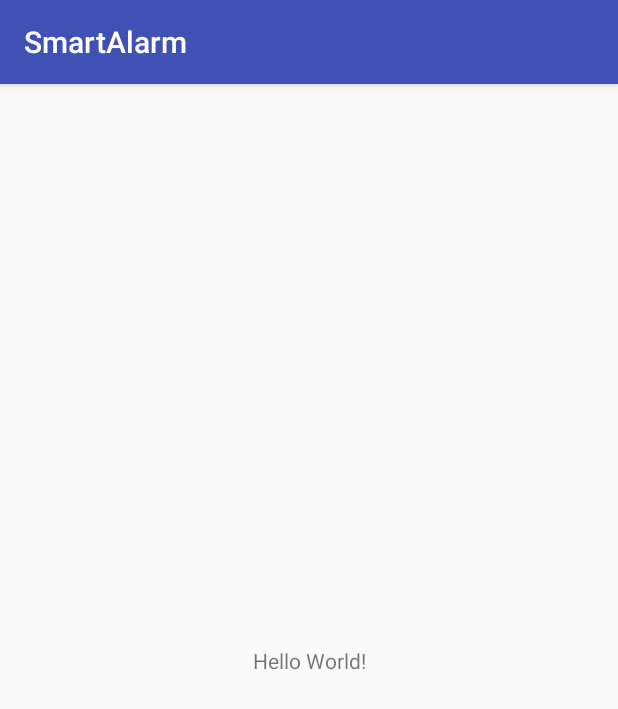
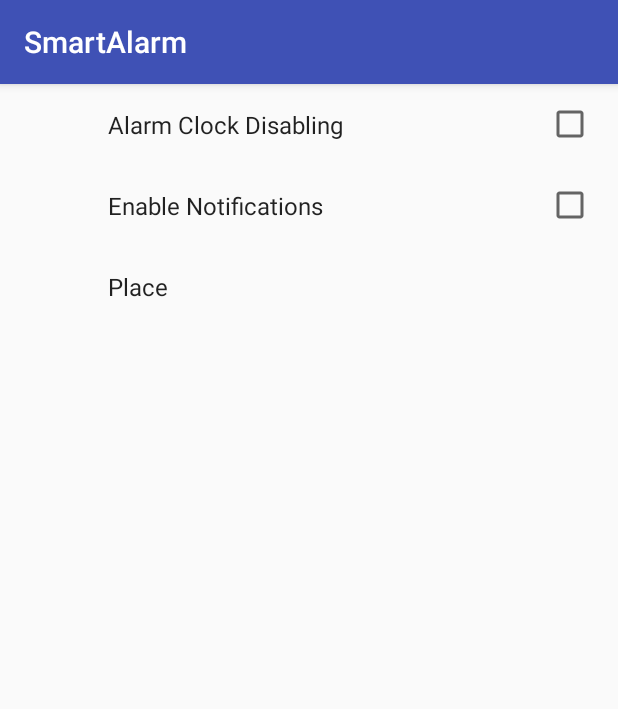
Before and after one commit to pkubik/SmartAlarm, an Android app: the screen it shows after launch (MainActivity), on a phone screen of 412 x 824 dp. Shown: the top 709 px of the screen. Run offline under Robolectric (Android 15) with nearby library versions, the phone set to English and light mode, and no system bars; our stand-ins replace androidx.preference.

Commit message:
Add preferences.

```diff
--- a/app/build.gradle
+++ b/app/build.gradle
@@ -24,7 +24,8 @@ dependencies {
     androidTestCompile('com.android.support.test.espresso:espresso-core:2.2.2', {
         exclude group: 'com.android.support', module: 'support-annotations'
     })
-    compile 'com.android.support:appcompat-v7:25.2.0'
-    compile 'com.android.support.constraint:constraint-layout:1.0.2'
+    compile 'com.android.support:appcompat-v7:25.3.0'
+    compile 'com.android.support:preference-v7:25.3.0'
+    compile 'com.google.android.gms:play-services-places:10.2.0'
     testCompile 'junit:junit:4.12'
 }
--- /dev/null
+++ b/app/src/main/java/pl/pw/pkubik/smartalarm/SettingsFragment.java
@@ -0,0 +1,63 @@
+package pl.pw.pkubik.smartalarm;
+
+import android.content.SharedPreferences;
+import android.os.Bundle;
+import android.support.v7.preference.Preference;
+import android.support.v7.preference.PreferenceFragmentCompat;
+import android.util.Log;
+
+import com.google.android.gms.location.places.Place;
+import com.google.android.gms.maps.model.LatLng;
+
+public class SettingsFragment extends PreferenceFragmentCompat {
+
+    private static final String TAG = SettingsFragment.class.getName();
+    private String latitudeKey;
+    private String longitudeKey;
+    private String addressKey;
+    private MainActivity activity;
+    private SharedPreferences sharedPreferences;
+    private Preference placePref;
+
+    @Override
+    public void onCreatePreferences(Bundle savedInstanceState, String rootKey) {
+        addPreferencesFromResource(R.xml.pref_alarm);
+        latitudeKey = getString(R.string.pref_latitude_key);
+        longitudeKey = getString(R.string.pref_longitude_key);
+        addressKey = getString(R.string.pref_address_key);
+        activity = (MainActivity) getActivity();
+        sharedPreferences = getPreferenceManager().getSharedPreferences();
+
+        placePref = findPreference("place_picker");
+        placePref.setSummary(sharedPreferences.getString(addressKey, ""));
+        placePref.setOnPreferenceClickListener(new Preference.OnPreferenceClickListener() {
+            @Override
+            public boolean onPreferenceClick(Preference preference) {
+                double latitude = sharedPreferences.getFloat(latitudeKey, 0.0f);
+                double longitude = sharedPreferences.getFloat(longitudeKey, 0.0f);
+
+                // Pass some id to this function to discriminate different preferences
+                // handled by the same activity
+                activity.launchPlacePicker(latitude, longitude);
+
+                return true;
+            }
+        });
+    }
+
+    public void setPlace(Place place) {
+        Log.i(TAG, "setPlace: Setting the place to " + place.getName());
+        LatLng latLng = place.getLatLng();
+        String address = place.getAddress().toString();
+
+        SharedPreferences.Editor prefEditor = sharedPreferences.edit();
+
+        prefEditor.putFloat(latitudeKey, (float) latLng.latitude);
+        prefEditor.putFloat(longitudeKey, (float) latLng.longitude);
+        prefEditor.putString(addressKey, address);
+
+        prefEditor.apply();
+
+        placePref.setSummary(address);
+    }
+}
--- a/app/src/main/res/layout/activity_main.xml
+++ b/app/src/main/res/layout/activity_main.xml
@@ -1,18 +1,17 @@
 <?xml version="1.0" encoding="utf-8"?>
-<android.support.constraint.ConstraintLayout xmlns:android="http://schemas.android.com/apk/res/android"
+<LinearLayout xmlns:android="http://schemas.android.com/apk/res/android"
     xmlns:app="http://schemas.android.com/apk/res-auto"
     xmlns:tools="http://schemas.android.com/tools"
     android:layout_width="match_parent"
     android:layout_height="match_parent"
+    android:orientation="vertical"
     tools:context="pl.pw.pkubik.smartalarm.MainActivity">
 
-    <TextView
-        android:layout_width="wrap_content"
-        android:layout_height="wrap_content"
-        android:text="Hello World!"
-        app:layout_constraintBottom_toBottomOf="parent"
-        app:layout_constraintLeft_toLeftOf="parent"
-        app:layout_constraintRight_toRightOf="parent"
-        app:layout_constraintTop_toTopOf="parent" />
+    <fragment
+        xmlns:android="http://schemas.android.com/apk/res/android"
+        android:id="@+id/activity_settings"
+        android:name="pl.pw.pkubik.smartalarm.SettingsFragment"
+        android:layout_width="match_parent"
+        android:layout_height="match_parent"/>
 
-</android.support.constraint.ConstraintLayout>
+</LinearLayout>
--- a/app/src/main/res/values/colors.xml
+++ b/app/src/main/res/values/colors.xml
@@ -2,5 +2,5 @@
 <resources>
     <color name="colorPrimary">#3F51B5</color>
     <color name="colorPrimaryDark">#303F9F</color>
-    <color name="colorAccent">#FF4081</color>
+    <color name="colorAccent">#52a0c1</color>
 </resources>
--- a/app/src/main/res/values/strings.xml
+++ b/app/src/main/res/values/strings.xml
@@ -1,3 +1,9 @@
 <resources>
     <string name="app_name">SmartAlarm</string>
+    <string name="pref_latitude_key" translatable="false">latitude</string>
+    <string name="pref_longitude_key" translatable="false">longitude</string>
+    <string name="pref_address_key" translatable="false">address</string>
+    <string name="pref_place_label">Place</string>
+    <string name="pref_enable_smart_label">Alarm Clock Disabling</string>
+    <string name="pref_enable_notifications_label">Enable Notifications</string>
 </resources>
--- a/app/src/main/res/values/styles.xml
+++ b/app/src/main/res/values/styles.xml
@@ -6,6 +6,7 @@
         <item name="colorPrimary">@color/colorPrimary</item>
         <item name="colorPrimaryDark">@color/colorPrimaryDark</item>
         <item name="colorAccent">@color/colorAccent</item>
+        <item name="preferenceTheme">@style/PreferenceThemeOverlay</item>
     </style>
 
 </resources>
--- /dev/null
+++ b/app/src/main/res/xml/pref_alarm.xml
@@ -0,0 +1,16 @@
+<?xml version="1.0" encoding="utf-8"?>
+<PreferenceScreen xmlns:app="http://schemas.android.com/apk/res-auto"
+    xmlns:android="http://schemas.android.com/apk/res/android">
+
+    <CheckBoxPreference
+        android:defaultValue="false"
+        android:key="enable_smart"
+        android:title="@string/pref_enable_smart_label" />
+    <CheckBoxPreference
+        android:defaultValue="false"
+        android:key="enable_notifications"
+        android:title="@string/pref_enable_notifications_label" />
+    <Preference
+        android:key="place_picker"
+        android:title="@string/pref_place_label"/>
+</PreferenceScreen>
```
Also changed, not shown: app/src/main/AndroidManifest.xml (+13 -0 lines), app/src/main/java/pl/pw/pkubik/smartalarm/MainActivity.java (+46 -0 lines).
